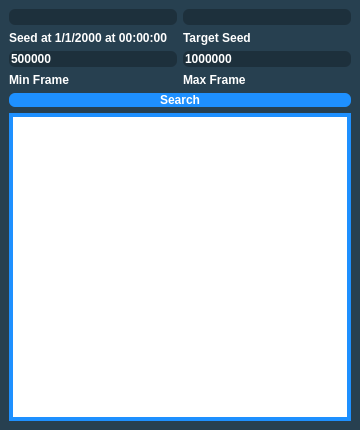
The window that Forms/Gen3/GameCubeRTC.ui (Admiral-Fish/PokeFinder) describes before a commit, drawn with Qt 5.
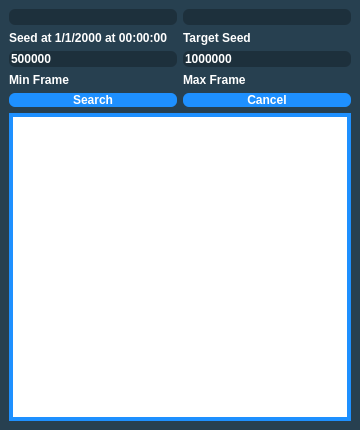
The same window after the commit. Custom widgets are drawn as their Qt base class.

What changed in the file:
```diff
--- a/Forms/Gen3/GameCubeRTC.ui
+++ b/Forms/Gen3/GameCubeRTC.ui
@@ -155,7 +155,7 @@
       </property>
      </widget>
     </item>
-    <item row="4" column="0" colspan="2">
+    <item row="4" column="0">
      <widget class="QPushButton" name="pushButtonSearch">
       <property name="sizePolicy">
        <sizepolicy hsizetype="Preferred" vsizetype="Preferred">
@@ -177,6 +177,16 @@
       </property>
      </widget>
     </item>
+    <item row="4" column="1">
+     <widget class="QPushButton" name="pushButtonCancel">
+      <property name="enabled">
+       <bool>false</bool>
+      </property>
+      <property name="text">
+       <string>Cancel</string>
+      </property>
+     </widget>
+    </item>
     <item row="5" column="0" colspan="2">
      <widget class="TableView" name="tableViewGenerator">
       <property name="maximumSize">
```
Left out of the diff: 6 changed lines with no effect on the pictures.
